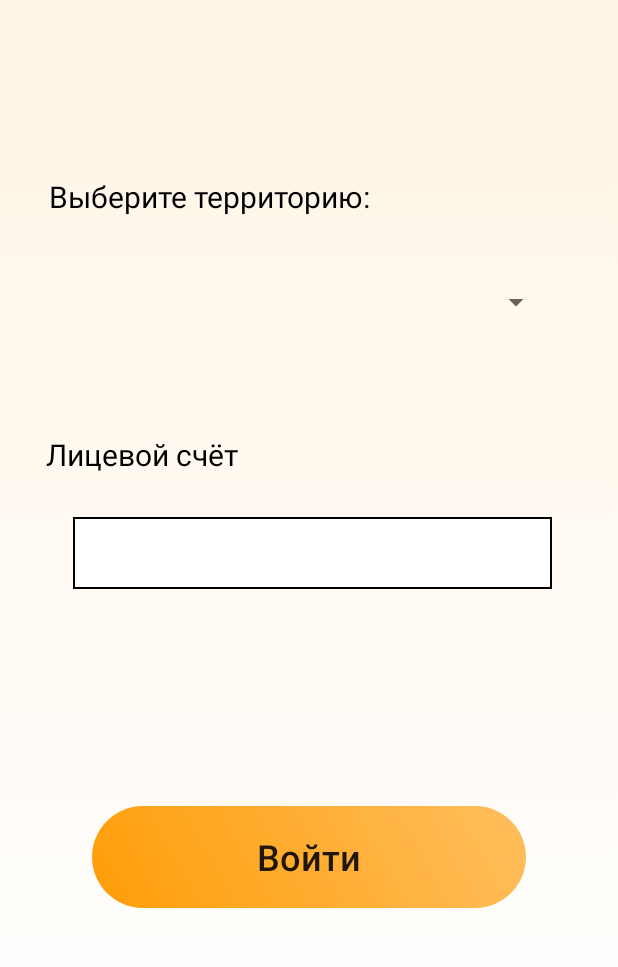
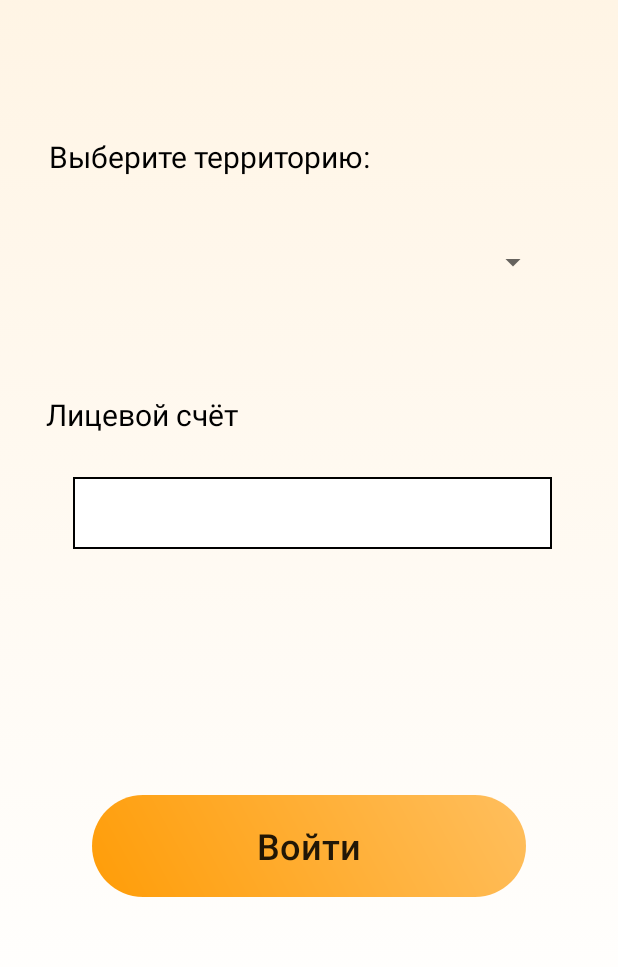
Before and after one commit to Ixorlive/MADA, an Android app: the layout fragment_authorisation.xml on its own in the app's theme, with its tools: preview values and no code run, on a phone screen of 412 x 824 dp, the part 157-1124 px from its top. Run offline under Robolectric (Android 15) with nearby library versions, the phone set to English and light mode, and no system bars.

Commit message:
fix: исправлено открытие авторизации

```diff
--- a/android-project/app/src/main/res/layout/fragment_authorisation.xml
+++ b/android-project/app/src/main/res/layout/fragment_authorisation.xml
@@ -79,12 +79,11 @@
         android:layout_marginTop="150dp"
         android:layout_marginBottom="92dp"
         android:minHeight="48dp"
-        android:tooltipText="Выксунский р-н"
         app:layout_constraintBottom_toTopOf="@+id/password"
         app:layout_constraintEnd_toEndOf="parent"
-        app:layout_constraintHorizontal_bias="0.528"
         app:layout_constraintStart_toStartOf="parent"
-        app:layout_constraintTop_toBottomOf="@+id/welcome_text" />
+        app:layout_constraintTop_toBottomOf="@+id/welcome_text"
+        app:layout_constraintVertical_bias="0.0" />
 
     <TextView
         android:id="@+id/prompt_password"
```
Also changed, not shown: android-project/app/src/main/java/com/example/mada_2/MainActivity.java (+16 -3 lines).
